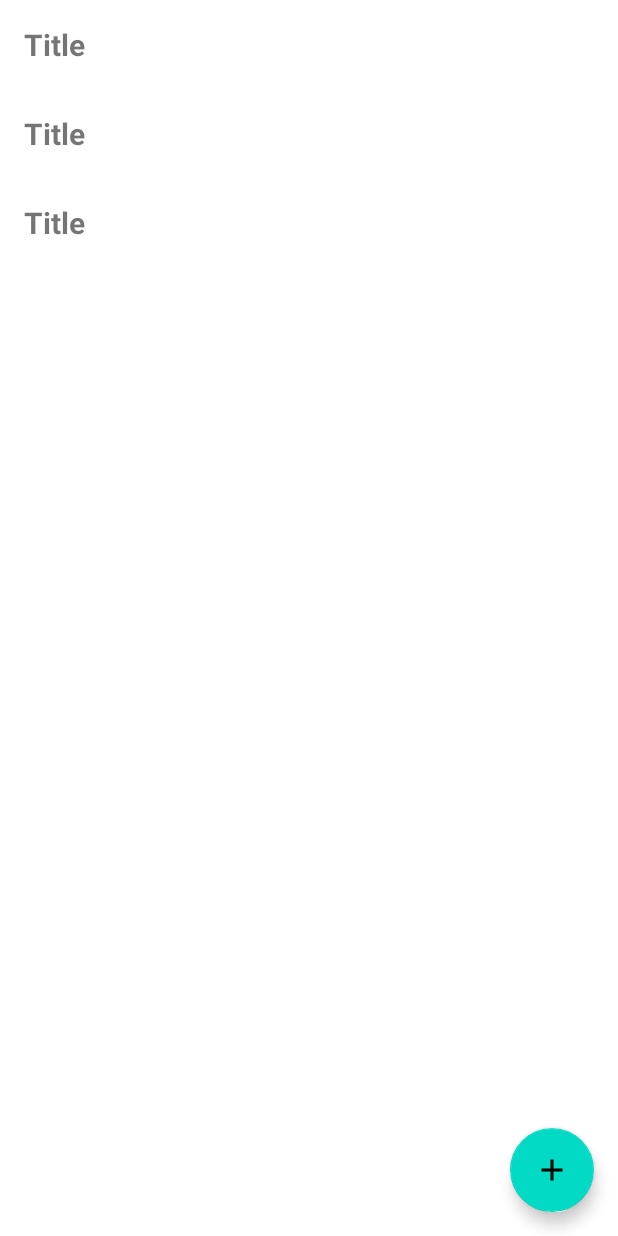
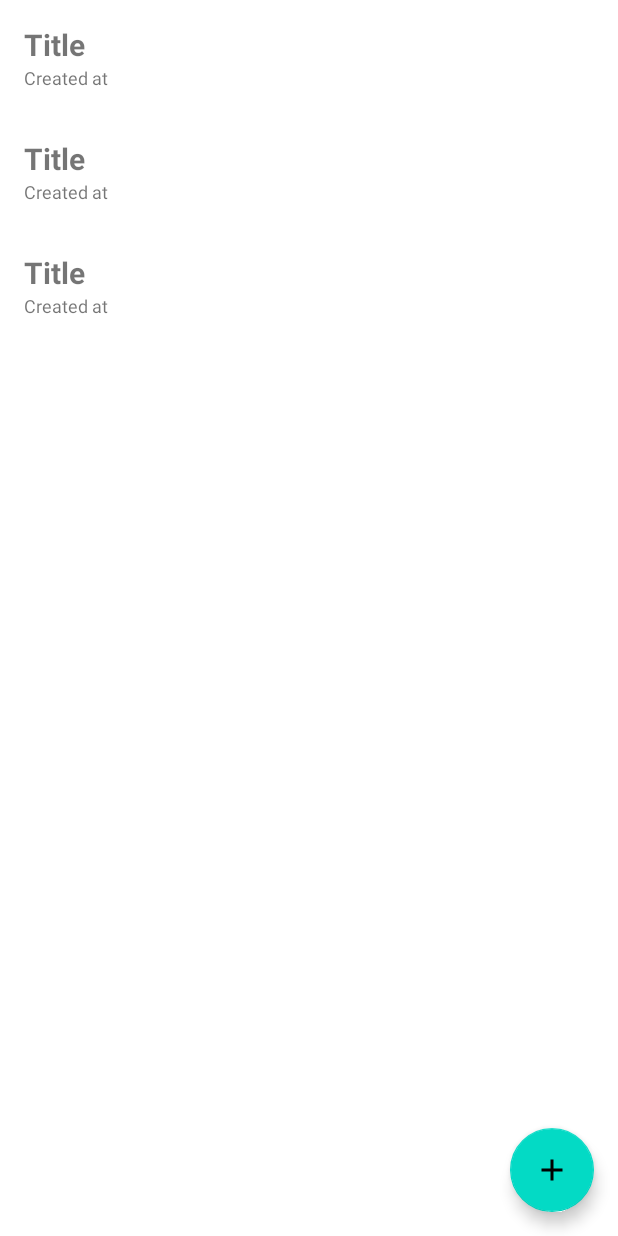
Before and after one commit to junesqo/News-App-41, an Android app: the layout fragment_home.xml on its own in the app's theme, with its tools: preview values and no code run, on a phone screen of 412 x 824 dp. Run offline under Robolectric (Android 15) with nearby library versions, the phone set to English and light mode, and no system bars.

Commit message:
(working) added time

```diff
--- a/app/src/main/res/layout/item_news.xml
+++ b/app/src/main/res/layout/item_news.xml
@@ -16,6 +16,12 @@
         android:textSize="20sp"
         android:textStyle="bold"/>
 
+    <TextView
+        android:id="@+id/date_tv"
+        tools:text="Created at"
+        android:layout_width="wrap_content"
+        android:layout_height="wrap_content"
+        android:textSize="12sp"/>
 
 
 </LinearLayout>
```
Also changed, not shown: app/src/main/java/com/example/newsapp41/NewsAdapter.java (+11 -0 lines).
